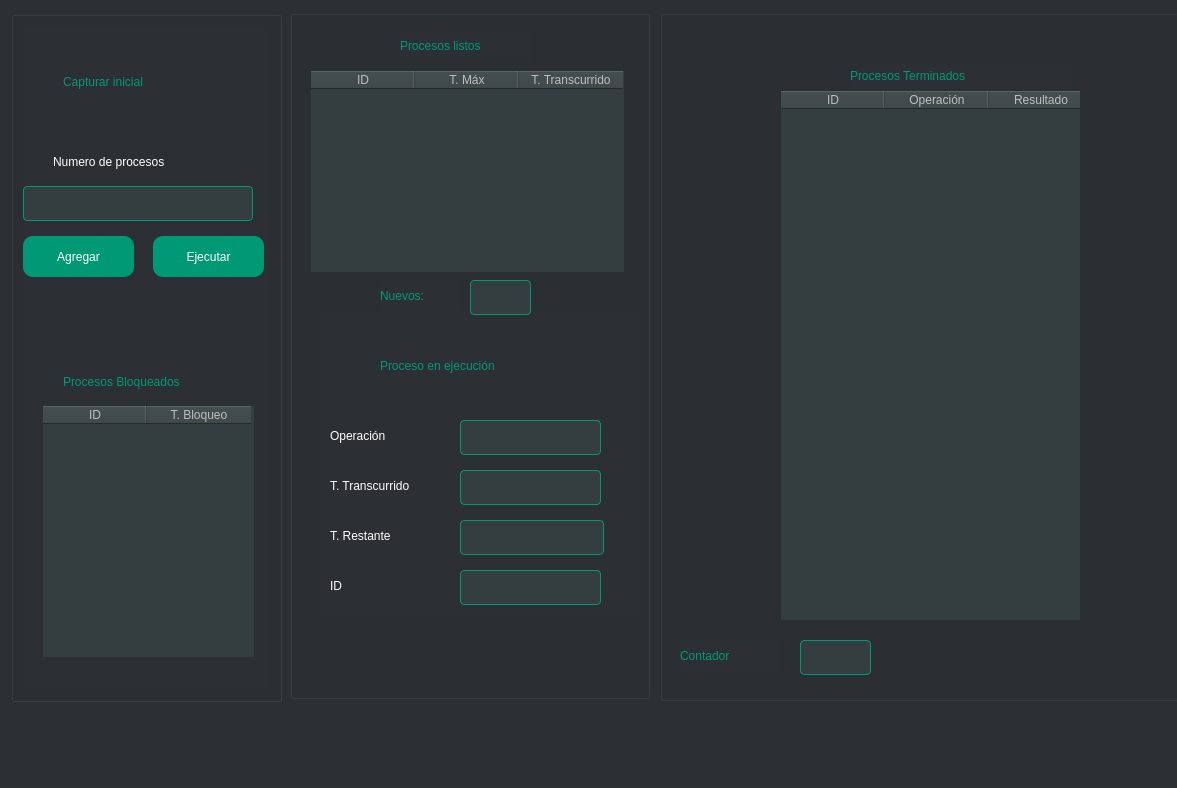
This is view/mainwindow.ui in IvanBM18/Batch-Processing as Qt 5 draws it before an edit. The edited form follows.
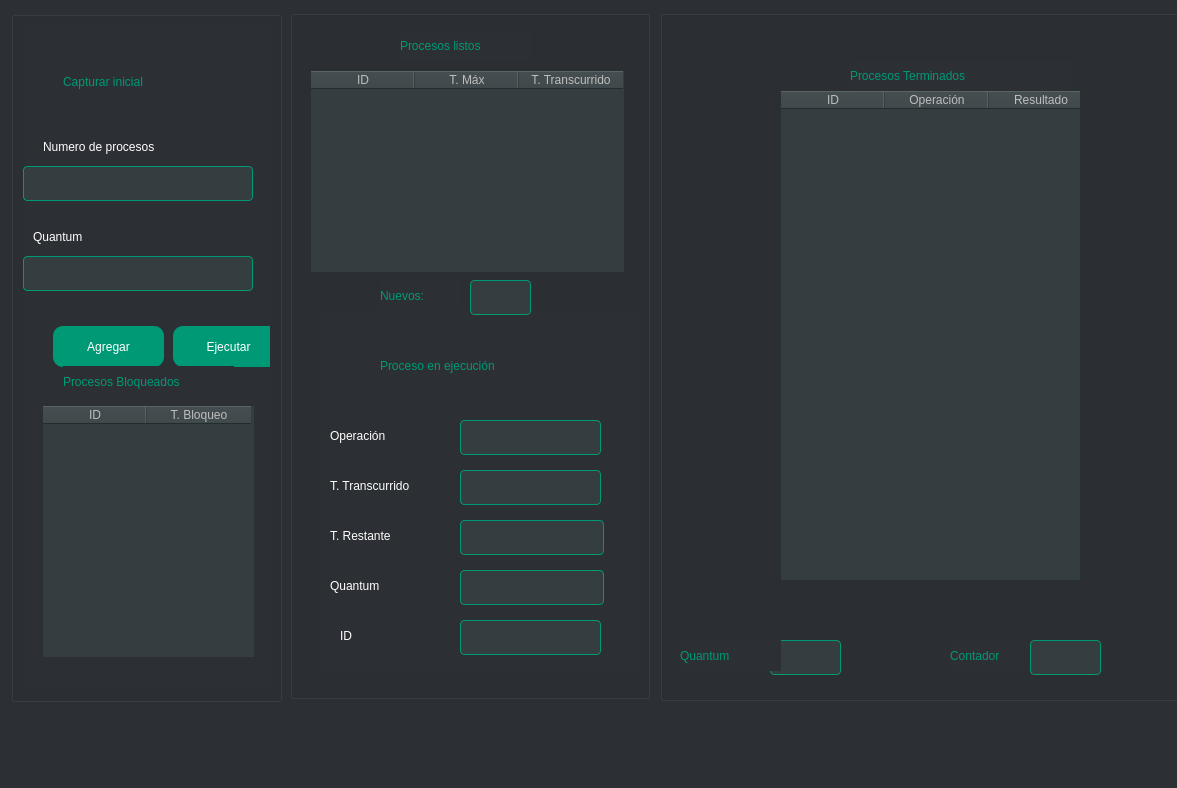
This is the edited form.

Commit message: Interfaz grafica Round Robin

```diff
--- a/view/mainwindow.ui
+++ b/view/mainwindow.ui
@@ -68,7 +68,7 @@
         <property name="geometry">
          <rect>
           <x>0</x>
-          <y>160</y>
+          <y>140</y>
           <width>230</width>
           <height>35</height>
          </rect>
@@ -98,10 +98,10 @@
        <widget class="QLabel" name="label_Numero">
         <property name="geometry">
          <rect>
-          <x>30</x>
-          <y>120</y>
+          <x>20</x>
+          <y>110</y>
           <width>171</width>
-          <height>31</height>
+          <height>21</height>
          </rect>
         </property>
         <property name="styleSheet">
@@ -116,8 +116,8 @@
        <widget class="QPushButton" name="pushButton_Agregar">
         <property name="geometry">
          <rect>
-          <x>0</x>
-          <y>210</y>
+          <x>30</x>
+          <y>300</y>
           <width>111</width>
           <height>41</height>
          </rect>
@@ -135,8 +135,8 @@
        <widget class="QPushButton" name="pushButton_Ejecutar">
         <property name="geometry">
          <rect>
-          <x>130</x>
-          <y>210</y>
+          <x>150</x>
+          <y>300</y>
           <width>111</width>
           <height>41</height>
          </rect>
@@ -211,6 +211,55 @@
          <string>Procesos Bloqueados</string>
         </property>
        </widget>
+       <widget class="QLineEdit" name="textBox_NumProcess_2">
+        <property name="geometry">
+         <rect>
+          <x>0</x>
+          <y>230</y>
+          <width>230</width>
+          <height>35</height>
+         </rect>
+        </property>
+        <property name="minimumSize">
+         <size>
+          <width>60</width>
+          <height>35</height>
+         </size>
+        </property>
+        <property name="maximumSize">
+         <size>
+          <width>230</width>
+          <height>35</height>
+         </size>
+        </property>
+        <property name="styleSheet">
+         <string notr="true">background-color: rgb(52, 62, 64);
+color: rgb(255, 255, 255);
+border: 1px solid rgb(0, 153, 117);
+border-radius: 4px;</string>
+        </property>
+        <property name="text">
+         <string/>
+        </property>
+       </widget>
+       <widget class="QLabel" name="label_Numero_2">
+        <property name="geometry">
+         <rect>
+          <x>10</x>
+          <y>200</y>
+          <width>171</width>
+          <height>21</height>
+         </rect>
+        </property>
+        <property name="styleSheet">
+         <string notr="true">color:rgb(255, 255, 255);
+font: 10pt &quot;Segoe UI Emoji&quot;;
+</string>
+        </property>
+        <property name="text">
+         <string>Quantum </string>
+        </property>
+       </widget>
       </widget>
      </item>
     </layout>
@@ -248,7 +297,7 @@
        <x>30</x>
        <y>300</y>
        <width>321</width>
-       <height>311</height>
+       <height>361</height>
       </rect>
      </property>
      <property name="baseSize">
@@ -380,7 +429,7 @@
       <property name="geometry">
        <rect>
         <x>140</x>
-        <y>260</y>
+        <y>310</y>
         <width>141</width>
         <height>35</height>
        </rect>
@@ -404,24 +453,6 @@
 border-radius: 4px;</string>
       </property>
      </widget>
-     <widget class="QLabel" name="label_id">
-      <property name="geometry">
-       <rect>
-        <x>10</x>
-        <y>260</y>
-        <width>31</width>
-        <height>31</height>
-       </rect>
-      </property>
-      <property name="styleSheet">
-       <string notr="true">color:rgb(255, 255, 255);
-font: 10pt &quot;Segoe UI Emoji&quot;;
-</string>
-      </property>
-      <property name="text">
-       <string>ID</string>
-      </property>
-     </widget>
      <widget class="QLabel" name="label_tiempo_r">
       <property name="geometry">
        <rect>
@@ -468,6 +499,70 @@
 border-radius: 4px;</string>
       </property>
      </widget>
+     <widget class="QLineEdit" name="textBox_quantum">
+      <property name="geometry">
+       <rect>
+        <x>140</x>
+        <y>260</y>
+        <width>144</width>
+        <height>35</height>
+       </rect>
+      </property>
+      <property name="minimumSize">
+       <size>
+        <width>60</width>
+        <height>35</height>
+       </size>
+      </property>
+      <property name="maximumSize">
+       <size>
+        <width>230</width>
+        <height>35</height>
+       </size>
+      </property>
+      <property name="styleSheet">
+       <string notr="true">background-color: rgb(52, 62, 64);
+color: rgb(255, 255, 255);
+border: 1px solid rgb(0, 153, 117);
+border-radius: 4px;</string>
+      </property>
+     </widget>
+     <widget class="QLabel" name="label_id">
+      <property name="geometry">
+       <rect>
+        <x>20</x>
+        <y>310</y>
+        <width>31</width>
+        <height>31</height>
+       </rect>
+      </property>
+      <property name="styleSheet">
+       <string notr="true">color:rgb(255, 255, 255);
+font: 10pt &quot;Segoe UI Emoji&quot;;
+</string>
+      </property>
+      <property name="text">
+       <string>ID</string>
+      </property>
+     </widget>
+     <widget class="QLabel" name="label_id_2">
+      <property name="geometry">
+       <rect>
+        <x>10</x>
+        <y>260</y>
+        <width>71</width>
+        <height>31</height>
+       </rect>
+      </property>
+      <property name="styleSheet">
+       <string notr="true">color:rgb(255, 255, 255);
+font: 10pt &quot;Segoe UI Emoji&quot;;
+</string>
+      </property>
+      <property name="text">
+       <string>Quantum</string>
+      </property>
+     </widget>
     </widget>
     <widget class="QTableWidget" name="tablaProcesos">
      <property name="enabled">
@@ -716,7 +811,7 @@
        <x>120</x>
        <y>80</y>
        <width>301</width>
-       <height>531</height>
+       <height>491</height>
       </rect>
      </property>
      <property name="styleSheet">
@@ -759,7 +854,7 @@
     <widget class="QLabel" name="label_titulo_Cont">
      <property name="geometry">
       <rect>
-       <x>20</x>
+       <x>290</x>
        <y>630</y>
        <width>101</width>
        <height>31</height>
@@ -778,7 +873,7 @@
     <widget class="QLineEdit" name="textBox_contadorGlobal">
      <property name="geometry">
       <rect>
-       <x>140</x>
+       <x>370</x>
        <y>630</y>
        <width>71</width>
        <height>35</height>
@@ -806,6 +901,56 @@
       <string/>
      </property>
     </widget>
+    <widget class="QLineEdit" name="textBox_quantumGlobal">
+     <property name="geometry">
+      <rect>
+       <x>110</x>
+       <y>630</y>
+       <width>71</width>
+       <height>35</height>
+      </rect>
+     </property>
+     <property name="minimumSize">
+      <size>
+       <width>60</width>
+       <height>35</height>
+      </size>
+     </property>
+     <property name="maximumSize">
+      <size>
+       <width>230</width>
+       <height>35</height>
+      </size>
+     </property>
+     <property name="styleSheet">
+      <string notr="true">background-color: rgb(52, 62, 64);
+color: rgb(255, 255, 255);
+border: 1px solid rgb(0, 153, 117);
+border-radius: 4px;</string>
+     </property>
+     <property name="text">
+      <string/>
+     </property>
+    </widget>
+    <widget class="QLabel" name="label_titulo_Cont_2">
+     <property name="geometry">
+      <rect>
+       <x>20</x>
+       <y>630</y>
+       <width>101</width>
+       <height>31</height>
+      </rect>
+     </property>
+     <property name="styleSheet">
+      <string notr="true">color:rgb(0, 153, 117);
+
+font: 63 13pt &quot;Segoe UI Semibold&quot;;
+</string>
+     </property>
+     <property name="text">
+      <string>Quantum</string>
+     </property>
+    </widget>
    </widget>
   </widget>
   <widget class="QMenuBar" name="menubar">
```
The commit also changes 1 other file.
